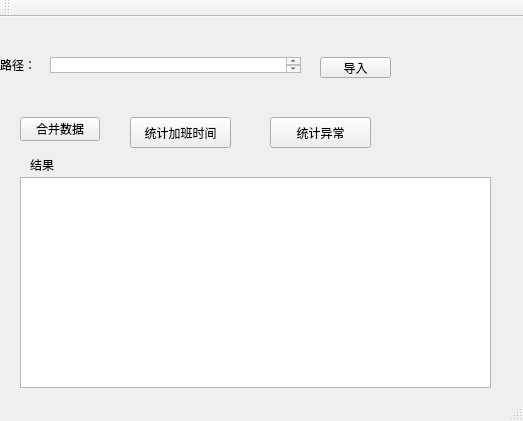
First picture: the form in Frogs_kq/kq.ui, repository zhouyb-cn/ui-py, before the edit.
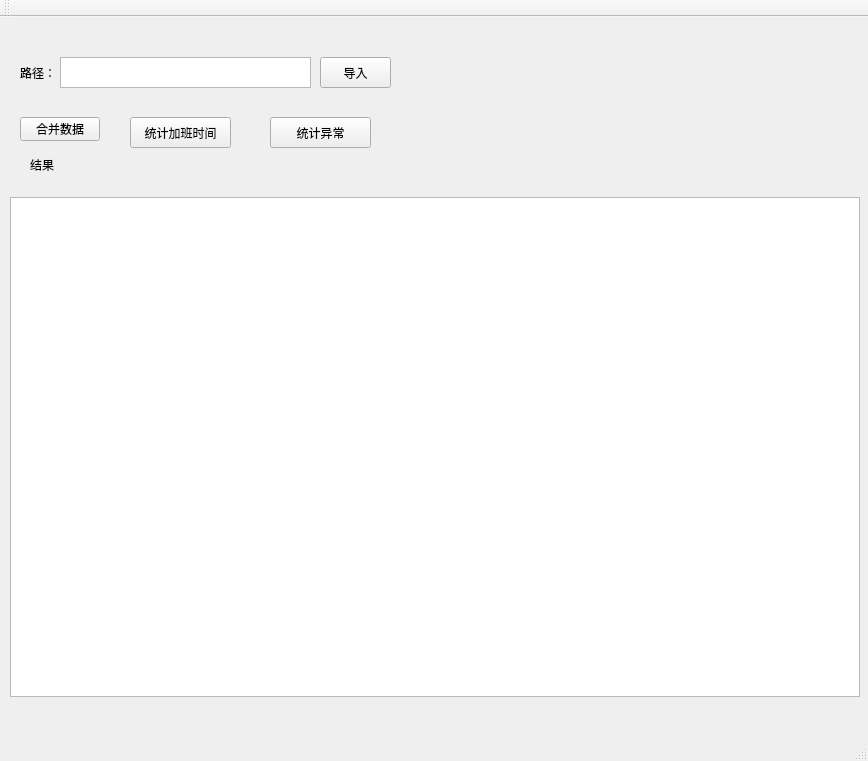
Second picture: the form after the edit.

The edit to the form file:
```diff
--- a/Frogs_kq/kq.ui
+++ b/Frogs_kq/kq.ui
@@ -6,8 +6,8 @@
    <rect>
     <x>0</x>
     <y>0</y>
-    <width>523</width>
-    <height>421</height>
+    <width>868</width>
+    <height>761</height>
    </rect>
   </property>
   <property name="windowTitle">
@@ -17,10 +17,10 @@
    <widget class="QLabel" name="labelpath">
     <property name="geometry">
      <rect>
-      <x>0</x>
+      <x>20</x>
       <y>40</y>
       <width>41</width>
-      <height>16</height>
+      <height>31</height>
      </rect>
     </property>
     <property name="text">
@@ -30,10 +30,10 @@
    <widget class="QTextEdit" name="textEdit_file_path">
     <property name="geometry">
      <rect>
-      <x>50</x>
+      <x>60</x>
       <y>40</y>
       <width>251</width>
-      <height>16</height>
+      <height>31</height>
      </rect>
     </property>
    </widget>
@@ -43,7 +43,7 @@
       <x>320</x>
       <y>40</y>
       <width>71</width>
-      <height>21</height>
+      <height>31</height>
      </rect>
     </property>
     <property name="text">
@@ -105,10 +105,10 @@
    <widget class="QTableWidget" name="tableWidget_result">
     <property name="geometry">
      <rect>
-      <x>20</x>
-      <y>160</y>
-      <width>471</width>
-      <height>211</height>
+      <x>10</x>
+      <y>180</y>
+      <width>850</width>
+      <height>500</height>
      </rect>
     </property>
     <property name="columnCount">
```
